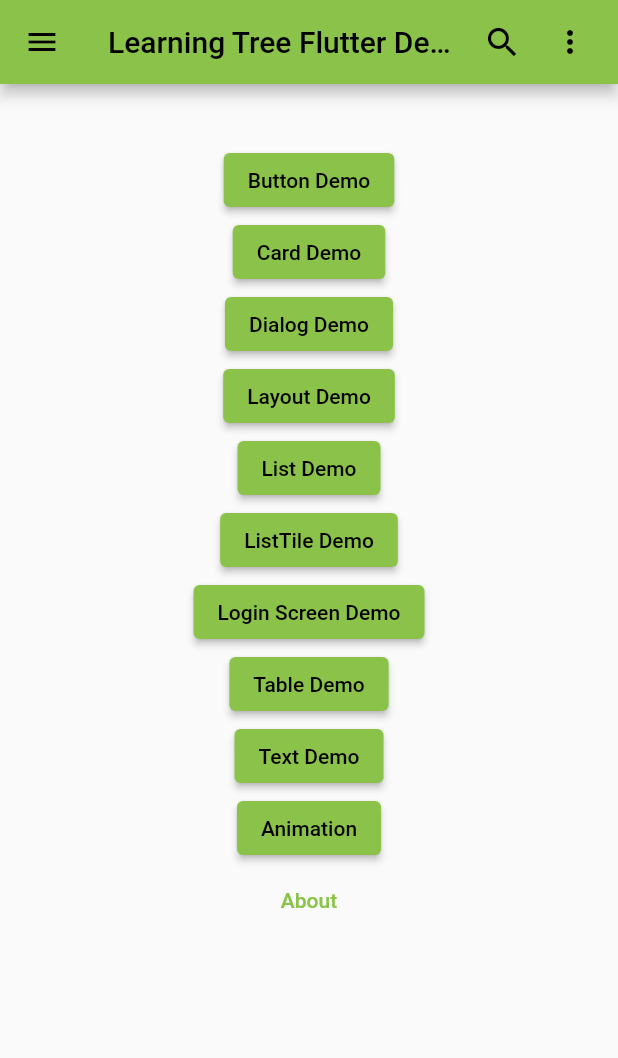
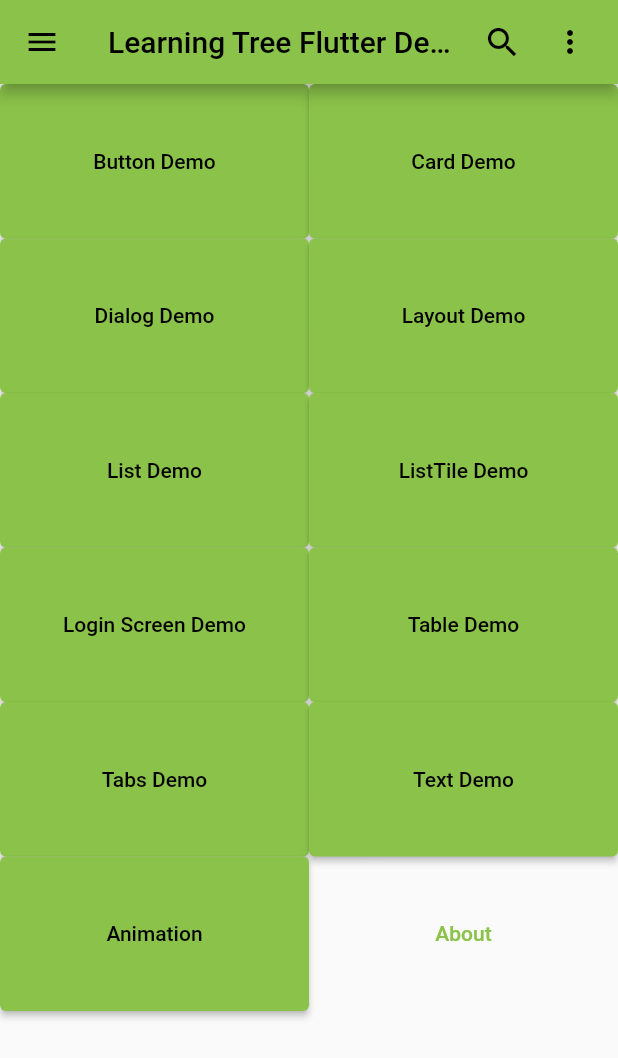
Before and after one commit to IanDarwin/flowcase, a Flutter app: the screen it shows after launch, on a phone screen of 412 x 824 dp. Shown: the top 1058 px of the screen. Run offline on Flutter 3.47's test engine with Material 2 defaults, Android fonts, the phone set to English and light mode, and no system bars; our stand-ins replace flutter_html.

Commit message:
Add Tabs Demo

```diff
--- a/lib/main.dart
+++ b/lib/main.dart
@@ -1,6 +1,7 @@
 import 'package:counter_demo/layout_demos.dart';
 import 'package:counter_demo/login_screen.dart';
 import 'package:counter_demo/nav_drawer.dart';
+import 'package:counter_demo/tab_demo.dart';
 import 'package:counter_demo/text_demos.dart';
 import 'package:counter_demo/wrapper.dart';
 import 'package:flutter/material.dart';
@@ -78,12 +79,13 @@ class _MyHomePageState extends State<MyHomePage> {
           ),
         ],
       ),
-      body: Center(
-        child:Column(
+      drawer: NavDrawer(),
+      body:  GridView.count(
+          crossAxisCount: 2,
+          childAspectRatio: 2.0,
           children: [
-            Container(height: 40),
             ElevatedButton(
-              child: Text("Button Demo"),
+              child: const Text("Button Demo"),
               onPressed: () {
                 Navigator.push(context, MaterialPageRoute(
                     builder: (context) => const Wrapper('Buttons', ButtonDemos())));
@@ -97,7 +99,7 @@ class _MyHomePageState extends State<MyHomePage> {
               },
             ),
             ElevatedButton(
-              child: Text("Dialog Demo"),
+              child: const Text("Dialog Demo"),
               onPressed: () {
                 Navigator.push(context, MaterialPageRoute(
                     builder: (context) => const Wrapper('Dialog', DialogDemos())));
@@ -139,6 +141,14 @@ class _MyHomePageState extends State<MyHomePage> {
               },
             ),
             ElevatedButton(
+              child: const Text("Tabs Demo"),
+              onPressed: () {
+                Navigator.push(context, MaterialPageRoute(
+                  // Does not need Wrapper()
+                    builder: (context) => TabsDemo()));
+              },
+            ),
+            ElevatedButton(
               child: const Text("Text Demo"),
               onPressed: () {
                 Navigator.push(context, MaterialPageRoute(
@@ -153,16 +163,14 @@ class _MyHomePageState extends State<MyHomePage> {
               },
             ),
             TextButton(
-              child: Text("About"),
+              child: const Text("About"),
               onPressed: () {
                 Navigator.push(context, MaterialPageRoute(
                     builder: (context) => Wrapper('About LTDemo', About())));
               },
             ),
           ],
-        ),
       ),
-      drawer: NavDrawer(),
     );
   }
 }
```
Also changed, not shown: lib/tab_demo.dart (added, +101 -0 lines), 1 other file.
